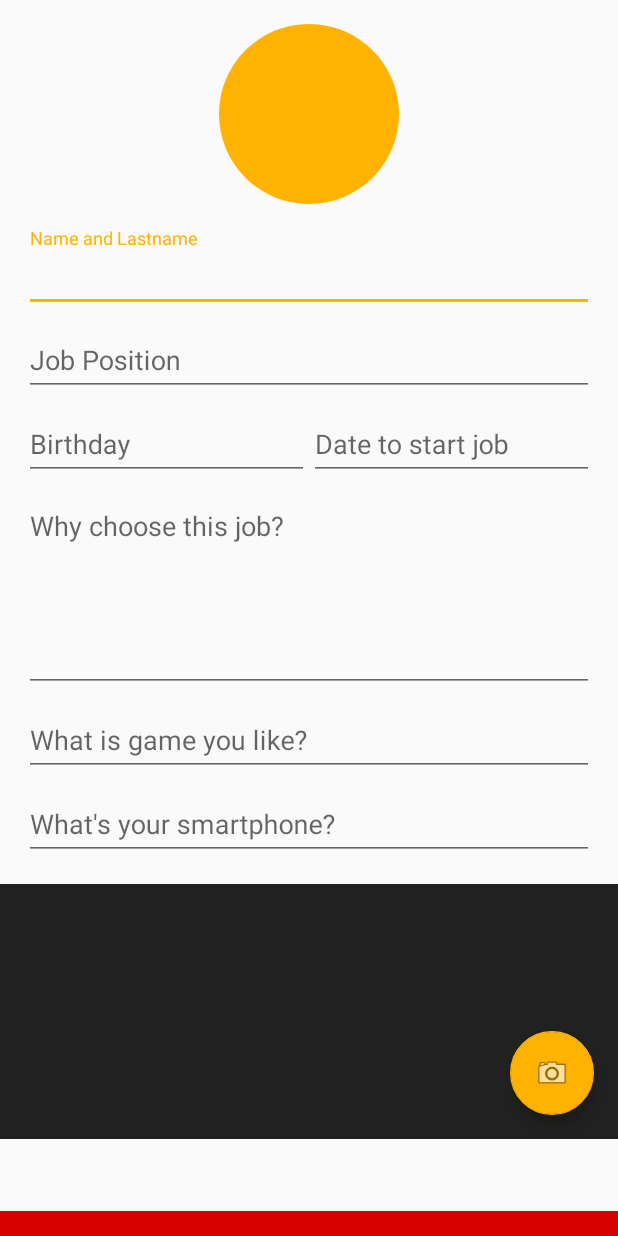
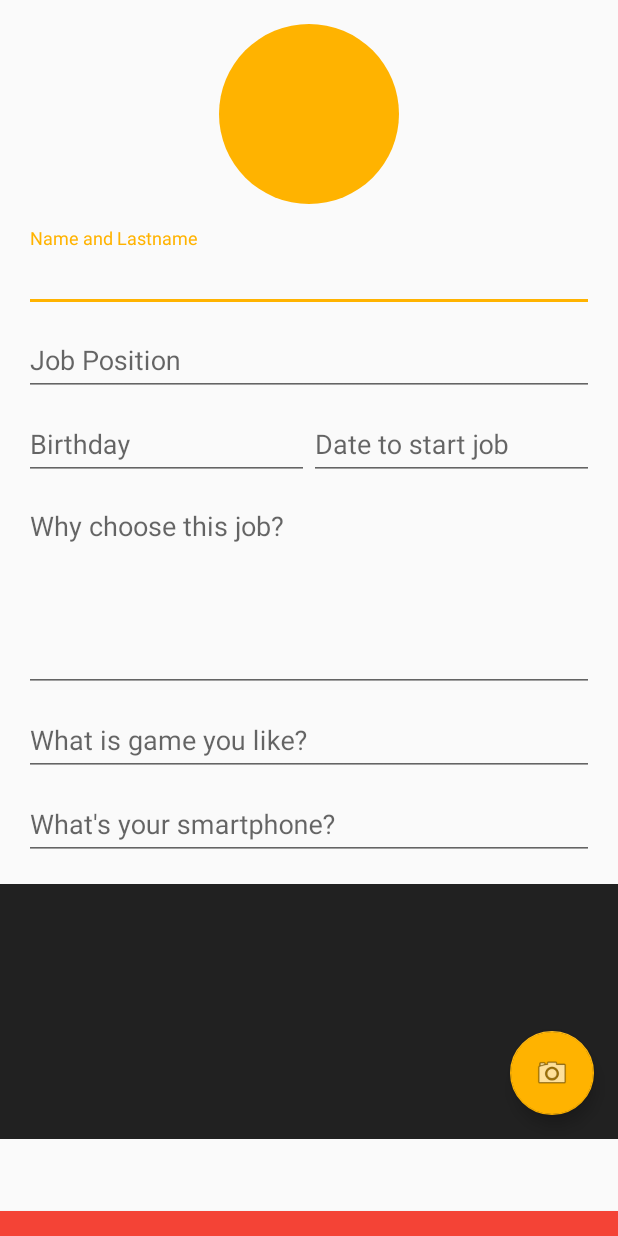
Before and after one commit to naijab/nextzy_timeline, an Android app: the layout content_edit_people.xml on its own in the app's theme, with its tools: preview values and no code run, on a phone screen of 412 x 824 dp. Run offline under Robolectric (Android 15) with nearby library versions, the phone set to English and light mode, and no system bars.

Commit message:
Add color red and red dark

```diff
--- a/app/src/main/res/values/colors.xml
+++ b/app/src/main/res/values/colors.xml
@@ -6,5 +6,6 @@
   <color name="colorAccentDark">#FFA000</color>
   <color name="colorGreyDark">#212121</color>
   <color name="colorGreyDarker">#181818</color>
-  <color name="colorRed">#d50000</color>
+  <color name="colorRed">#F44336</color>
+  <color name="colorRedDark">#E53935</color>
 </resources>
```
